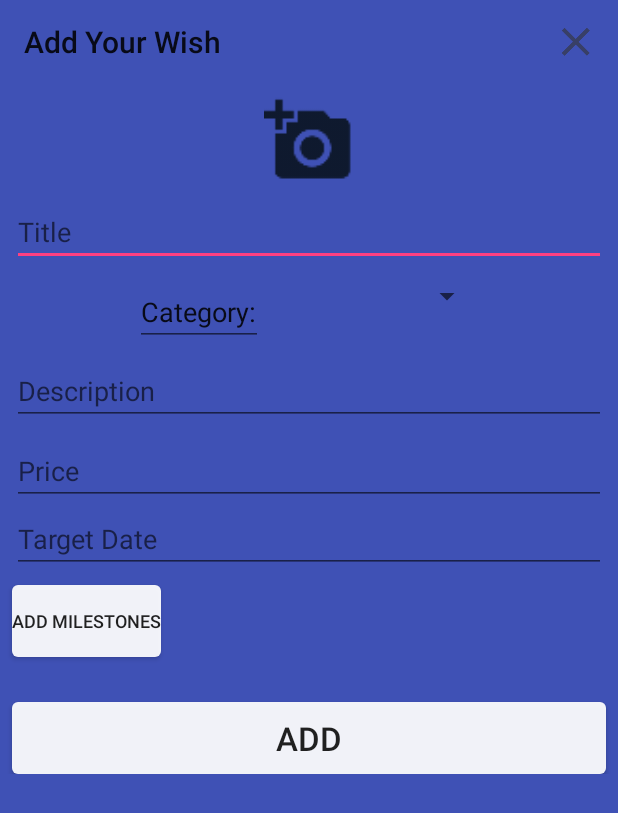
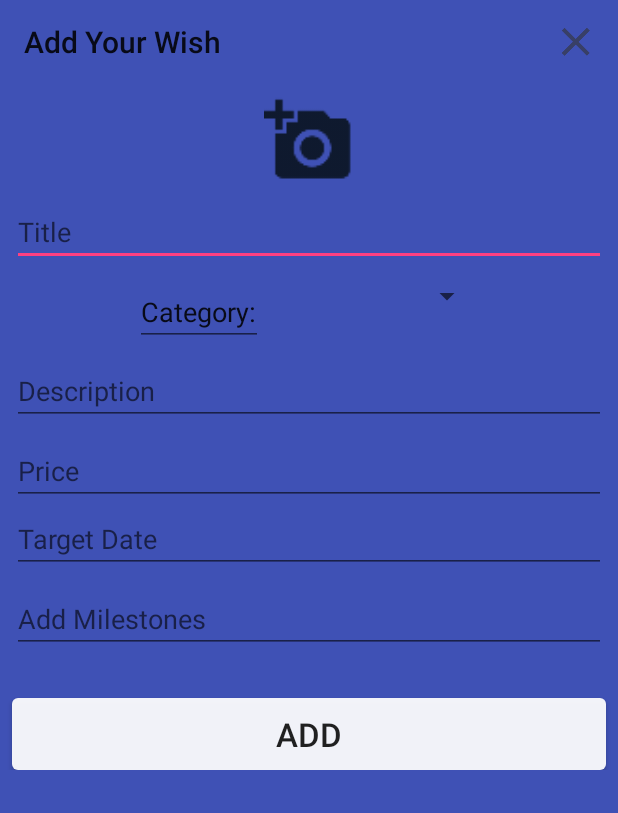
Before and after one commit to Sachiewerk/bucketList, an Android app: the AddWishActivity screen opened directly, with no data from a screen before it, on a phone screen of 412 x 824 dp. Shown: the top 813 px of the screen. Run offline under Robolectric (Android 15) with nearby library versions, the phone set to English and light mode, and no system bars.

Commit message:
add recyclerview to addWishActivity for milestones viewing; add insert into Milestones table with foreign keys; fix target_date, achieved_date bug

```diff
--- a/BucketList/app/src/main/java/ua/aengussong/www/bucketlist/MainActivity.java
+++ b/BucketList/app/src/main/java/ua/aengussong/www/bucketlist/MainActivity.java
@@ -4,6 +4,7 @@ import android.content.Intent;
 import android.database.Cursor;
 import android.net.Uri;
 import android.support.design.widget.FloatingActionButton;
+import android.support.v4.app.DialogFragment;
 import android.support.v4.app.LoaderManager;
 import android.support.v4.content.AsyncTaskLoader;
 import android.support.v4.content.Loader;
@@ -16,6 +17,7 @@ import android.util.Log;
 import android.view.View;
 
 import ua.aengussong.www.bucketlist.database.BucketListContracts;
+import ua.aengussong.www.bucketlist.utilities.DatePicker;
 
 public class MainActivity extends AppCompatActivity implements RVMainAdapter.WishClickListener, LoaderManager.LoaderCallbacks<Cursor> {
 
--- /dev/null
+++ b/BucketList/app/src/main/java/ua/aengussong/www/bucketlist/RVAddMilestoneAdapter.java
@@ -0,0 +1,70 @@
+package ua.aengussong.www.bucketlist;
+
+import android.content.Context;
+import android.database.Cursor;
+import android.support.v7.widget.RecyclerView;
+import android.view.LayoutInflater;
+import android.view.View;
+import android.view.ViewGroup;
+import android.widget.CheckBox;
+import android.widget.ImageView;
+import android.widget.TextView;
+
+import java.util.ArrayList;
+
+import ua.aengussong.www.bucketlist.database.BucketListContracts;
+
+/**
+ * Created by coolsmileman on 02.06.2017.
+ */
+
+public class RVAddMilestoneAdapter extends RecyclerView.Adapter<RVAddMilestoneAdapter.MilestoneViewHolder>{
+
+    private Context context;
+    private MilestoneViewHolder milestoneViewHolder;
+
+    private ArrayList<String> milestonesArrayList;
+
+    RVAddMilestoneAdapter(Context context, ArrayList<String> milestones){
+        this.context = context;
+        milestonesArrayList = milestones;
+    }
+
+    @Override
+    public MilestoneViewHolder onCreateViewHolder(ViewGroup parent, int viewType) {
+        LayoutInflater inflater = LayoutInflater.from(context);
+        View view = inflater.inflate(R.layout.milestone_layout,parent,false);
+        milestoneViewHolder = new MilestoneViewHolder(view);
+//        return milestoneViewHolder;
+        return new MilestoneViewHolder(view);
+    }
+
+    @Override
+    public void onBindViewHolder(MilestoneViewHolder holder, int position) {
+        int id = position;
+
+        holder.itemView.setTag(id);
+        holder.newMilestone.setText(milestonesArrayList.get(position).toString());
+    }
+
+    @Override
+    public int getItemCount() {
+        return milestonesArrayList.size();
+    }
+
+    public class MilestoneViewHolder extends RecyclerView.ViewHolder implements View.OnClickListener{
+        CheckBox newMilestone;
+
+        public MilestoneViewHolder(View itemView) {
+            super(itemView);
+
+            newMilestone = (CheckBox) itemView.findViewById(R.id.milestone_checkbox);
+        }
+
+        @Override
+        public void onClick(View v) {
+
+        }
+    }
+
+}
--- a/BucketList/app/src/main/java/ua/aengussong/www/bucketlist/database/BucketListContracts.java
+++ b/BucketList/app/src/main/java/ua/aengussong/www/bucketlist/database/BucketListContracts.java
@@ -29,8 +29,8 @@ public class BucketListContracts {
         public static final String COLUMN_PRICE = "price";
         public static final String COLUMN_CATEGORY = "category";
         public static final String COLUMN_DESCRIPTION = "description";
-        public static final String COLUMN_TARGET_DATE = "target date";
-        public static final String COLUMN_ACHIEVED_DATE = "achieved date";
+        public static final String COLUMN_TARGET_DATE = "target_date";
+        public static final String COLUMN_ACHIEVED_DATE = "achieved_date";
     }
 
     public static class Milestone implements BaseColumns{
--- a/BucketList/app/src/main/res/layout/activity_add_wish.xml
+++ b/BucketList/app/src/main/res/layout/activity_add_wish.xml
@@ -23,7 +23,8 @@
         android:id="@+id/toolbar_actionbar"
         android:title="@string/add_wish"
         android:layout_width="match_parent"
-        android:layout_height="?android:actionBarSize" />
+        android:layout_height="?android:actionBarSize"
+ />
 
     <ImageButton
         android:id="@+id/add_add_image_photo"
@@ -124,19 +125,30 @@
         android:inputType="datetime"
         android:onClick="showDatePickerDialog"
         android:focusable="false"/>
-    <Button
-        android:id="@+id/add_milestones_button"
-        android:layout_width="wrap_content"
+    <EditText
+        android:id="@+id/add_milestones_edit"
+        android:hint="@string/add_milestones"
+        android:layout_width="0dp"
         android:layout_height="wrap_content"
-        android:text="@string/add_milestones"
-        android:background="@drawable/round_button"
-        android:textSize="12sp"
-        android:layout_marginTop="8dp"
+        android:layout_margin="8dp"
         app:layout_constraintTop_toBottomOf="@+id/add_target_date_edit"
-        android:layout_marginLeft="8dp"
         app:layout_constraintLeft_toLeftOf="parent"
-        android:layout_marginStart="8dp" />
+        app:layout_constraintRight_toRightOf="parent"
+        android:imeOptions="actionDone"
+        android:inputType="textShortMessage"/>
+    <LinearLayout
+        android:layout_width="match_parent"
+        android:layout_height="wrap_content"
+        app:layout_constraintTop_toBottomOf="@+id/add_milestones_edit"
+        android:id="@+id/llrv"
+        >
+    <android.support.v7.widget.RecyclerView
+        android:layout_width="match_parent"
+        android:layout_height="match_parent"
+        android:id="@+id/rv_add_milestones"
 
+        />
+    </LinearLayout>
     <Button
         android:id="@+id/add_wish_button"
         android:background="@drawable/round_button"
@@ -144,7 +156,7 @@
         android:textSize="22sp"
         android:layout_height="wrap_content"
         android:text="@string/add"
-        app:layout_constraintTop_toBottomOf="@+id/add_milestones_button"
+        app:layout_constraintTop_toBottomOf="@+id/llrv"
         android:layout_marginLeft="8dp"
         app:layout_constraintLeft_toLeftOf="parent"
         android:layout_marginRight="8dp"
```
Also changed, not shown: BucketList/app/src/main/java/ua/aengussong/www/bucketlist/AddWishActivity.java (+103 -8 lines), BucketList/app/src/main/java/ua/aengussong/www/bucketlist/RVMainAdapter.java (+8 -12 lines), BucketList/app/src/main/java/ua/aengussong/www/bucketlist/database/BucketListDBHelper.java (+9 -11 lines), BucketList/app/src/main/java/ua/aengussong/www/bucketlist/utilities/DatePicker.java (+14 -2 lines), BucketList/app/src/main/res/layout/milestone_layout.xml (added, +22 -0 lines), BucketList/app/src/main/res/values/arrays.xml (added, +10 -0 lines).
